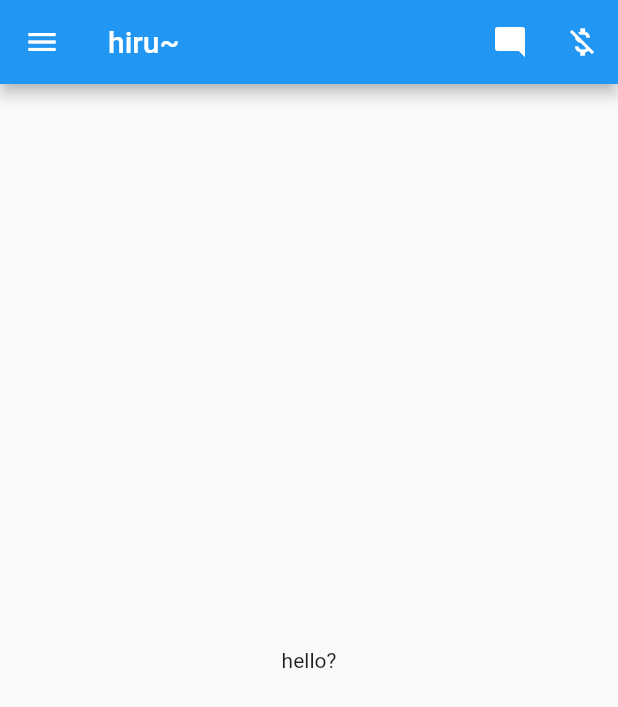
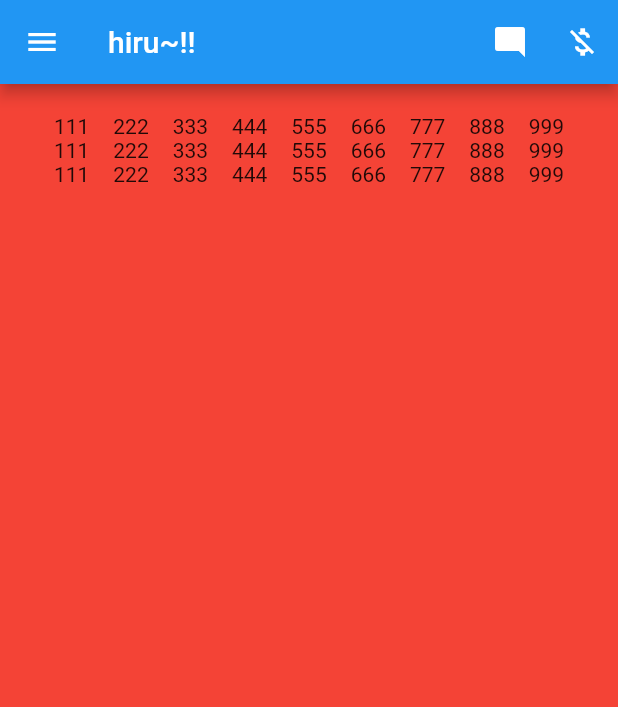
Before and after one commit to fkkmemi/ff, a Flutter app: the screen it shows after launch, on a phone screen of 412 x 824 dp. Shown: the top 707 px of the screen. Run offline on Flutter 3.47's test engine with Material 2 defaults, Android fonts, the phone set to English and light mode, and no system bars.

Commit message:
2 기본 레이아웃 정렬해보기

```diff
--- a/lib/main.dart
+++ b/lib/main.dart
@@ -9,10 +9,14 @@ class MyApp extends StatelessWidget {
   @override
   Widget build(BuildContext context) {
     return MaterialApp(
-      home: Scaffold(
+      home: home()
+    );
+  }
+  Widget home() {
+    return Scaffold(
       appBar: AppBar(
         leading: Icon(Icons.menu),
-          title: Text('hiru~'),
+        title: Text('hiru~!!'),
         actions: <Widget>[
           IconButton(
             icon: Icon(Icons.mode_comment),
@@ -26,10 +30,39 @@ class MyApp extends StatelessWidget {
           ),
         ],
       ),
-        body: Center(
-          child: Text('hello?')
-        )
-      )
+      body: body()
+    );
+  }
+  Widget body() {
+    return Container(
+      padding: EdgeInsets.all(20),
+      decoration: BoxDecoration(
+        color: Colors.red,
+      ),
+      child: cols()
+    );
+  }
+  Widget cols() {
+    return Column(
+      children: <Widget>[
+        rows(), rows(), rows()
+      ],
+    );
+  }
+  Widget rows() {
+    return Row(
+      mainAxisAlignment: MainAxisAlignment.spaceEvenly,
+      children: <Widget>[
+        Text('111'),
+        Text('222'),
+        Text('333'),
+        Text('444'),
+        Text('555'),
+        Text('666'),
+        Text('777'),
+        Text('888'),
+        Text('999'),
+      ]
     );
   }
 }
```
Lines whose indentation alone changed are shown as unchanged.
